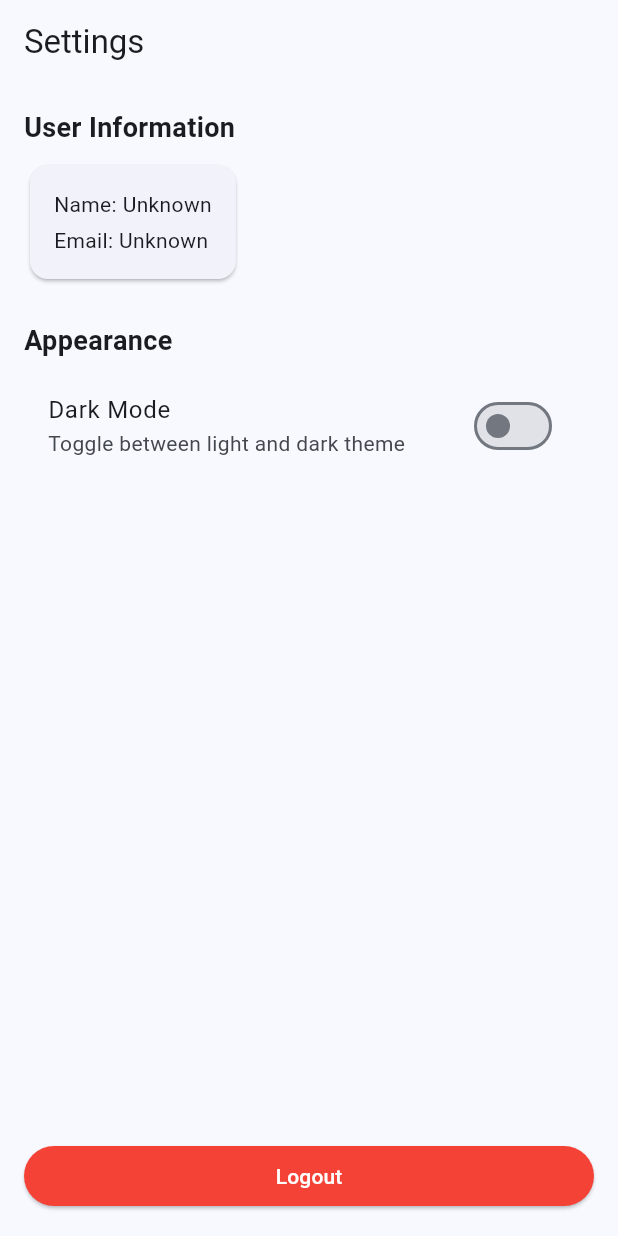
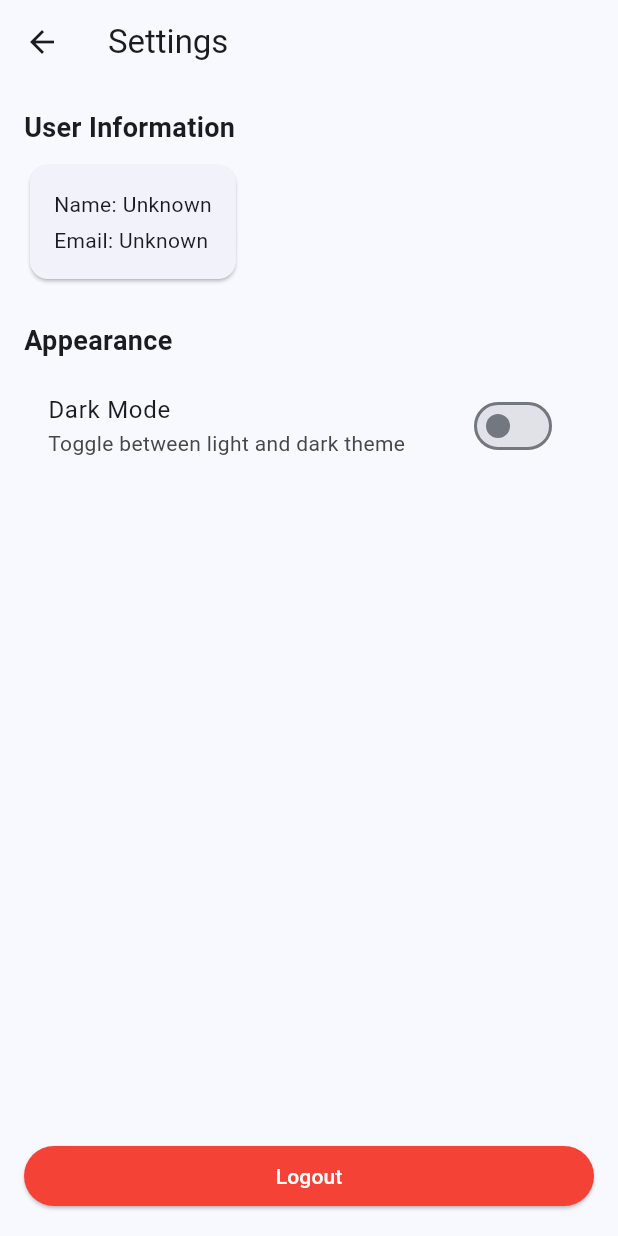
Before and after one commit to oElberte/my-games-list, a Flutter app: the SettingsScreen screen opened by its route, on a phone screen of 412 x 824 dp. Run offline on Flutter 3.47's test engine with Material 3 defaults, Android fonts, the phone set to English and light mode, and no system bars; our stand-ins replace flutter_mobx, get_it, go_router, mobx, shared_preferences, webview_flutter; accounts and stored records are empty; generated files the repository leaves out were written again.

Commit message:
style: adds back buttons to the pages

```diff
--- a/lib/ui/settings_screen.dart
+++ b/lib/ui/settings_screen.dart
@@ -16,7 +16,13 @@ class SettingsScreen extends StatelessWidget {
     final settingsStore = getIt<SettingsStore>();
 
     return Scaffold(
-      appBar: AppBar(title: const Text('Settings')),
+      appBar: AppBar(
+        title: const Text('Settings'),
+        leading: IconButton(
+          icon: const Icon(Icons.arrow_back),
+          onPressed: () => context.go(AppRouter.homePath),
+        ),
+      ),
       body: Padding(
         padding: const EdgeInsets.all(16.0),
         child: Column(
```
Also changed, not shown: lib/ui/webview_screen.dart (+7 -0 lines).
